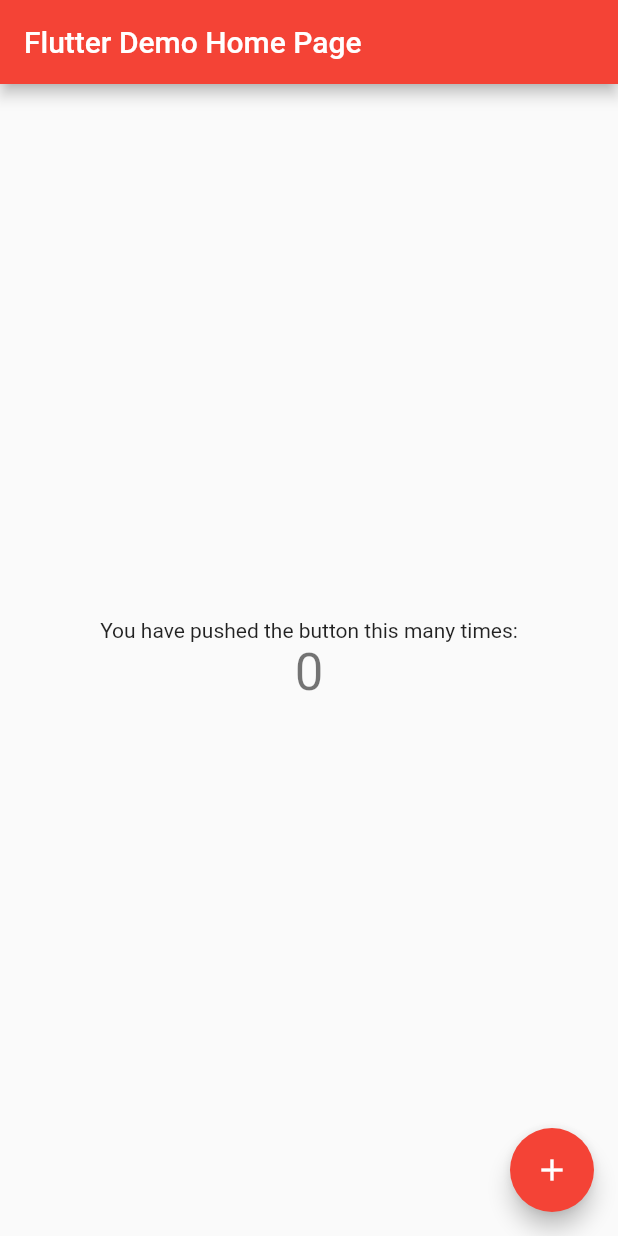
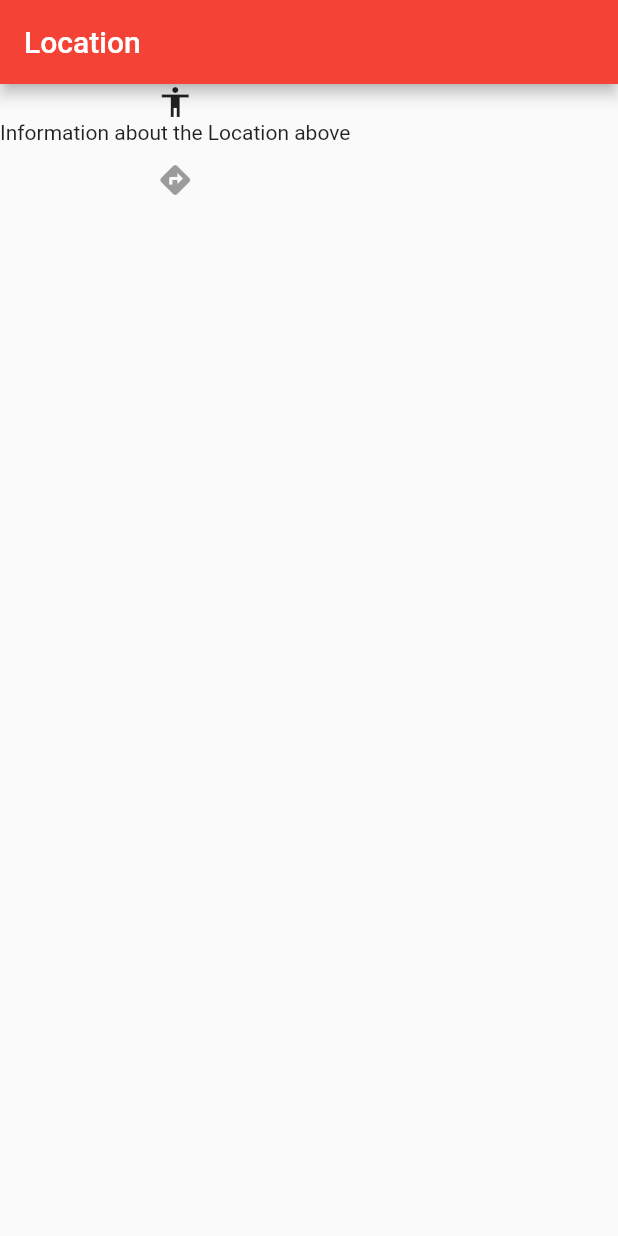
Before and after one commit to Daepak98/ada_finder, a Flutter app: the screen it shows after launch, on a phone screen of 412 x 824 dp. Run offline on Flutter 3.47's test engine with Material 2 defaults, Android fonts, the phone set to English and light mode, and no system bars; our stand-ins replace google_maps_flutter.

Commit message:
added infoscreen for locations of ADA accessible stuff.

```diff
--- /dev/null
+++ b/lib/info_screen.dart
@@ -0,0 +1,31 @@
+import 'package:flutter/material.dart';
+
+void main() {
+  runApp(InfoScreen());
+}
+
+
+class InfoScreen extends StatelessWidget {
+  @override
+  Widget build(BuildContext context) {
+    return new MaterialApp(
+        theme: ThemeData(
+          primarySwatch: Colors.red,
+        ),
+        home: Scaffold(
+          appBar: AppBar(
+            title: Text("Location"),
+          ),
+          body: Column(
+            children: <Widget>[
+              Icon(Icons.accessibility),
+              Text("Information about the Location above"),
+              IconButton(
+                icon: Icon(Icons.directions),
+                onPressed: null,
+              )
+            ],
+          ),
+        ));
+  }
+}
```
Also changed, not shown: lib/main.dart (+6 -31 lines), lib/mapTemplate.dart (+9 -6 lines).
